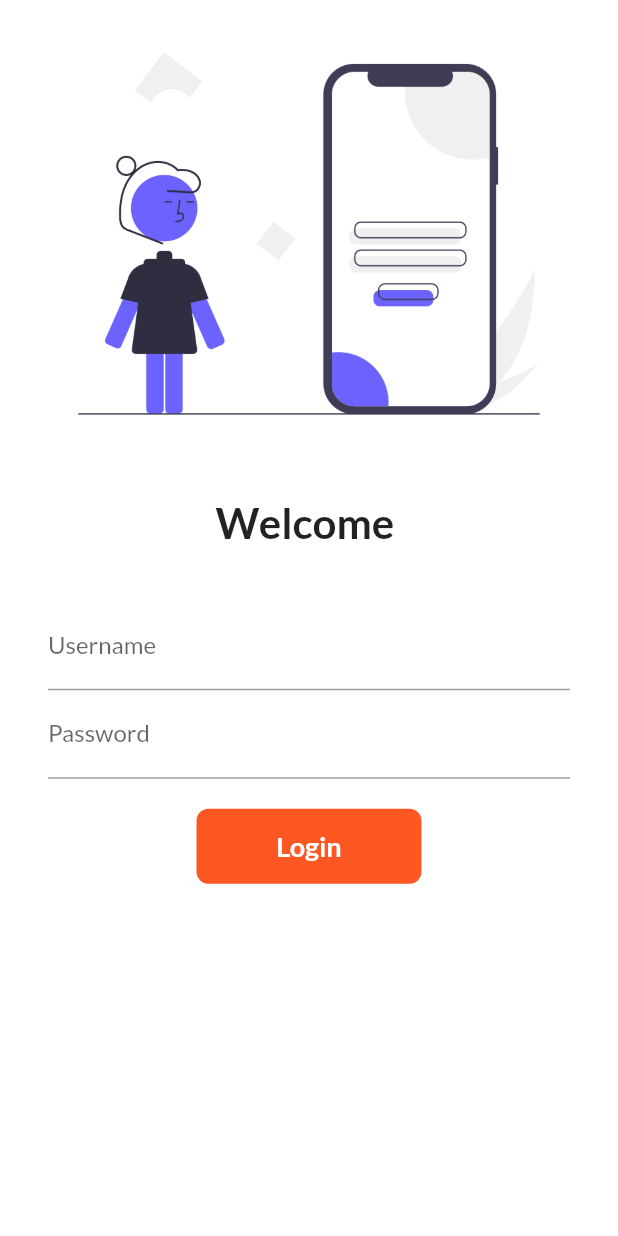
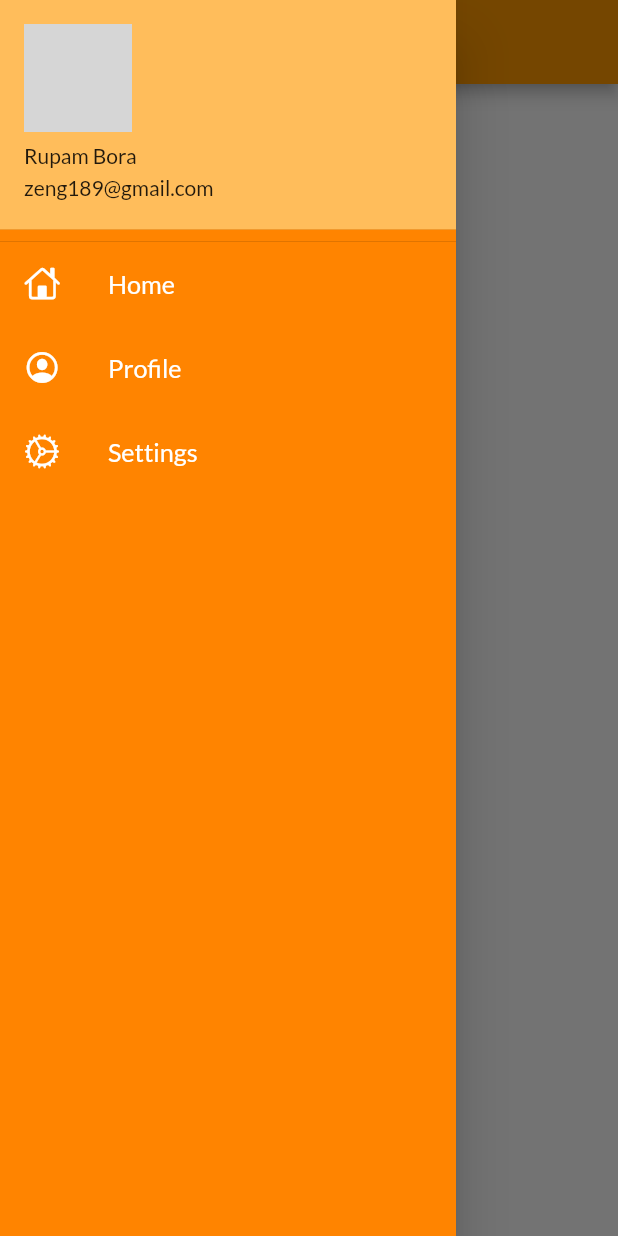
Before and after one commit to rupam31/FirstFlutterApp, a Flutter app: the screen it shows after launch, with the side drawer open (before the commit the screen has no drawer), on a phone screen of 412 x 824 dp. Run offline on Flutter 3.47's test engine with Material 2 defaults, Android fonts, the phone set to English and light mode, and no system bars; our stand-ins replace google_fonts; network calls fail; grey boxes are pictures that could not be loaded.

Commit message:
Day 9 Completed

```diff
--- a/flutter_catalog/lib/main.dart
+++ b/flutter_catalog/lib/main.dart
@@ -22,6 +22,8 @@ class MyApp extends StatelessWidget {
       darkTheme: ThemeData(
         brightness: Brightness.dark,
       ),
+      debugShowCheckedModeBanner: false,
+      initialRoute: MyRoutes.homeRoute,
       routes: {
         "/": (context) => const LoginPage(),
         MyRoutes.homeRoute: (context) => const HomePage(),
--- a/flutter_catalog/lib/pages/home_page.dart
+++ b/flutter_catalog/lib/pages/home_page.dart
@@ -1,4 +1,6 @@
 import 'package:flutter/material.dart';
+
+import '../widgets/drawer.dart';
 
 class HomePage extends StatelessWidget {
   const HomePage({super.key});
@@ -16,7 +18,7 @@ class HomePage extends StatelessWidget {
           child: Text('Welcome to $nums $name case...'),
         ),
       ),
-      drawer: const Drawer(),
+      drawer: const MyDrawer(),
     );
   }
 }
--- /dev/null
+++ b/flutter_catalog/lib/widgets/drawer.dart
@@ -0,0 +1,74 @@
+import 'package:flutter/cupertino.dart';
+import 'package:flutter/material.dart';
+
+class MyDrawer extends StatelessWidget {
+  const MyDrawer({super.key});
+
+  @override
+  Widget build(BuildContext context) {
+    const imageUrl =
+        "https://pbs.twimg.com/profile_images/1140814658741264384/kHP0iYAk_400x400.jpg";
+    return Drawer(
+      child: Container(
+        color: const Color.fromARGB(255, 255, 132, 0),
+        child: ListView(
+          // ignore: prefer_const_literals_to_create_immutables
+          children: [
+            const DrawerHeader(
+              padding: EdgeInsets.zero,
+              margin: EdgeInsets.zero,
+              child: UserAccountsDrawerHeader(
+                decoration:
+                    BoxDecoration(color: Color.fromARGB(255, 255, 189, 91)),
+                accountName: Text('Rupam Bora'),
+                accountEmail: Text('zeng189@gmail.com'),
+                currentAccountPicture: CircleAvatar(
+                  backgroundImage: NetworkImage(imageUrl),
+                ),
+              ),
+            ),
+            const ListTile(
+              leading: Icon(
+                CupertinoIcons.home,
+                color: Colors.white,
+              ),
+              title: Text(
+                "Home",
+                textScaleFactor: 1.2,
+                style: TextStyle(
+                  color: Colors.white,
+                ),
+              ),
+            ),
+            const ListTile(
+              leading: Icon(
+                CupertinoIcons.profile_circled,
+                color: Colors.white,
+              ),
+              title: Text(
+                "Profile",
+                textScaleFactor: 1.2,
+                style: TextStyle(
+                  color: Colors.white,
+                ),
+              ),
+            ),
+            const ListTile(
+              leading: Icon(
+                CupertinoIcons.settings,
+                color: Colors.white,
+              ),
+              title: Text(
+                "Settings",
+                textScaleFactor: 1.2,
+                style: TextStyle(
+                  color: Colors.white,
+                ),
+              ),
+            ),
+          ],
+        ),
+      ),
+    );
+  }
+}
```
